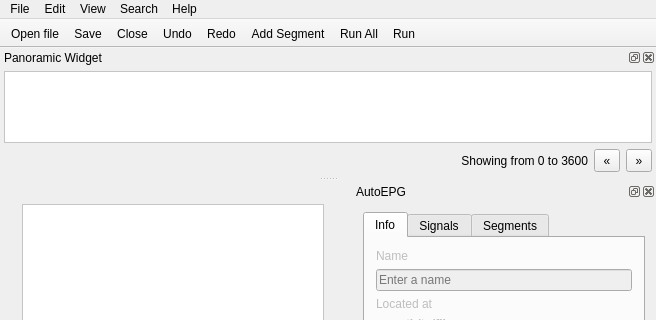
Above: mainwindow.ui from franciscoadasme/a2epg before the change; both pictures show x 0 to 656 and y 0 to 320 of the 656 by 590 pixel window. Below: the same form after it.
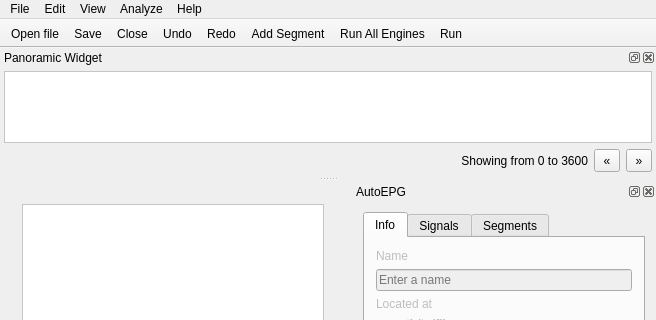
That is the form after the change. Icons and pictures are not drawn. Custom widgets are drawn as their Qt base class.

```diff
--- a/mainwindow.ui
+++ b/mainwindow.ui
@@ -140,7 +140,7 @@
    </widget>
    <widget class="QMenu" name="menuSearch">
     <property name="title">
-     <string>Search</string>
+     <string>Analyze</string>
     </property>
     <addaction name="actionRun_all"/>
     <addaction name="actionRun_marked"/>
@@ -540,7 +540,7 @@
      <normaloff>:/resources/run.png</normaloff>:/resources/run.png</iconset>
    </property>
    <property name="text">
-    <string>Run All</string>
+    <string>Run All Engines</string>
    </property>
   </action>
   <action name="actionRun_marked">
```
